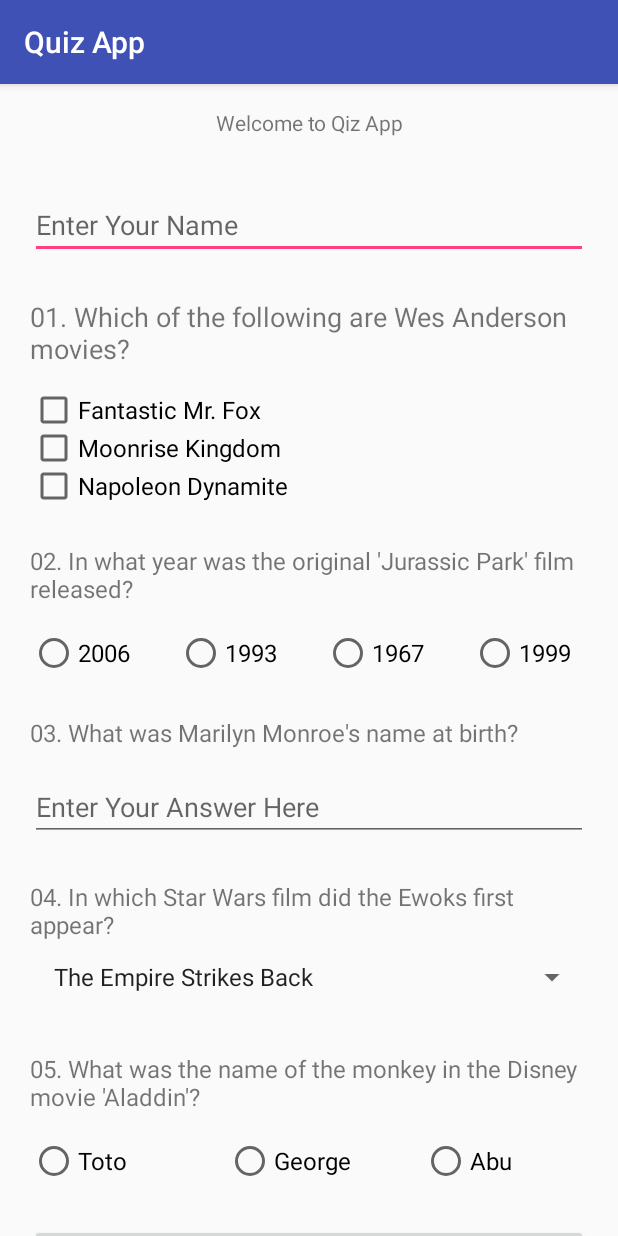
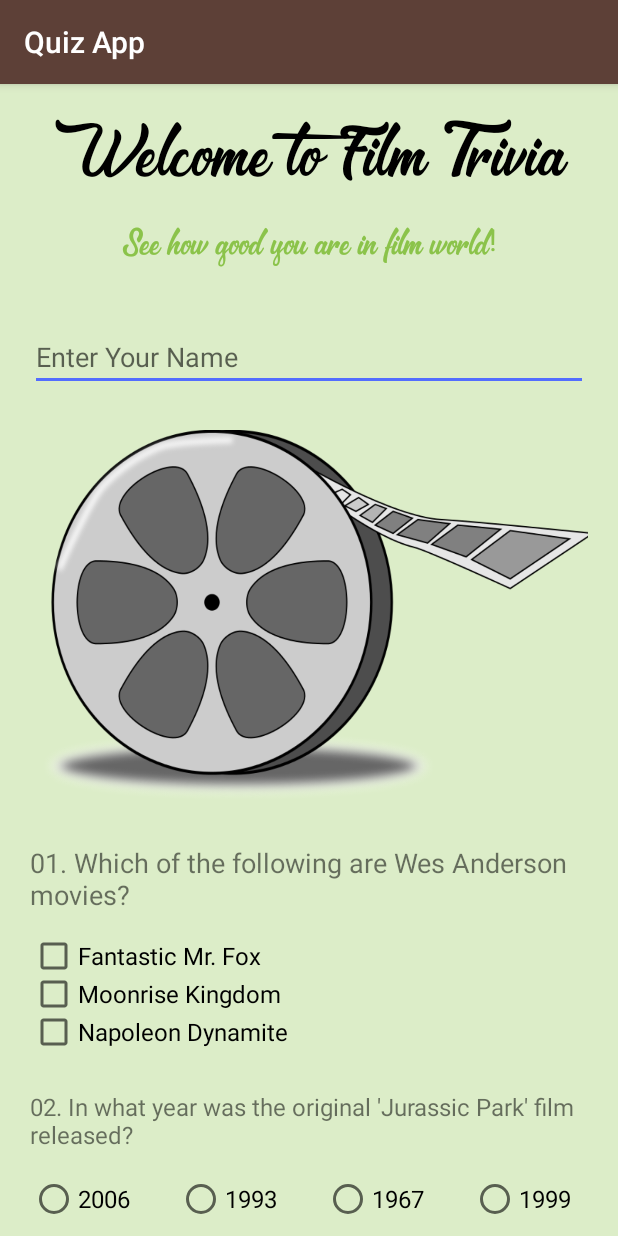
Before and after one commit to DorisCCLin/Grow-with-Google-Projects-Android-Basics-, an Android app: the screen it shows after launch (MainActivity), on a phone screen of 412 x 824 dp. Run offline under Robolectric (Android 15) with nearby library versions, the phone set to English and light mode, and no system bars.

Commit message:
quiz app added

```diff
--- a/QuizApp/app/src/main/res/layout/activity_main.xml
+++ b/QuizApp/app/src/main/res/layout/activity_main.xml
@@ -7,23 +7,35 @@
     tools:context="com.example.android.quizapp.MainActivity">
     <ScrollView
         android:layout_width="match_parent"
-        android:layout_height="match_parent">
+        android:layout_height="match_parent"
+        android:background="#DCEDC8">
         <LinearLayout
-            android:isScrollContainer="true"
             android:layout_width="match_parent"
             android:layout_height="match_parent"
             android:orientation="vertical"
             android:layout_marginLeft="20dp"
-            android:layout_marginRight="20dp"
-            >
+            android:layout_marginRight="20dp">
 
             <TextView
                 android:layout_width="match_parent"
                 android:layout_height="wrap_content"
-                android:text="Welcome to Qiz App"
+                android:text="Welcome to Film Trivia"
+                android:fontFamily="@font/matchmaker"
+                android:textColor="#000000"
+                android:textSize="40sp"
                 android:textAlignment="center"
+                android:layout_marginBottom="10dp"
+                android:layout_marginTop="16dp" />
+
+            <TextView
+                android:layout_width="match_parent"
+                android:layout_height="wrap_content"
                 android:layout_marginBottom="36dp"
-                android:layout_marginTop="16dp" />
+                android:fontFamily="@font/matchmaker"
+                android:text="See how good you are in film world!"
+                android:textAlignment="center"
+                android:textColor="#8BC34A"
+                android:textSize="20sp" />
 
             <EditText
                 android:id="@+id/name_text"
@@ -31,6 +43,13 @@
                 android:layout_height="wrap_content"
                 android:hint="Enter Your Name"
                 android:inputType="textCapWords" />
+            <ImageView
+                android:id="@+id/result_image"
+                android:layout_width="wrap_content"
+                android:layout_height="250dp"
+                android:scaleType="centerCrop"
+                android:layout_marginTop="26dp"
+                android:src="@drawable/cinema" />
 
             <TextView
                 android:layout_width="match_parent"
@@ -154,22 +173,24 @@
                 android:layout_marginTop="26dp" />
 
             <RadioGroup
+                android:id="@+id/aladdin"
                 android:layout_width="match_parent"
                 android:layout_height="match_parent"
                 android:orientation="horizontal"
                 android:textSize="16sp"
                 android:layout_marginTop="16dp">
                 <RadioButton
-                    android:id="@+id/radio_button"
+                    android:id="@+id/toto"
                     android:layout_width="0dp"
                     android:layout_weight='1'
+                    android:layout_marginEnd="20dp"
                     android:layout_marginRight="20dp"
                     android:textSize="16sp"
                     android:layout_height="wrap_content"
                     android:text="Toto"
                     android:textAppearance="?android:textAppearanceMedium" />
                 <RadioButton
-
+                    android:id="@+id/george"
                     android:layout_marginRight="20dp"
                     android:textSize="16sp"
                     android:layout_width="0dp"
@@ -179,7 +200,7 @@
                     android:textAppearance="?android:textAppearanceMedium" />
 
                 <RadioButton
-
+                    android:id="@+id/abu"
                     android:layout_width="0dp"
                     android:layout_weight='1'
                     android:layout_height="wrap_content"
@@ -190,22 +211,59 @@
 
             <Button
                 android:id="@+id/submit"
+                android:background="#FFC107"
                 android:onClick="checkResult"
+                android:textColor="#FFFFFF"
                 android:layout_width="match_parent"
                 android:layout_height="wrap_content"
                 android:layout_marginTop="26dp"
+                android:textSize="26sp"
+                android:layout_marginBottom="26dp"
                 android:text="Submit" />
 
+        <LinearLayout
+            android:id="@+id/result_area"
+            android:layout_width="match_parent"
+            android:visibility= "gone"
+            android:layout_height="match_parent"
+            android:orientation="vertical"
+            >
+
             <TextView
-                android:id="@+id/result"
+                android:id="@+id/reminder"
+                android:layout_width="match_parent"
+                android:layout_height="wrap_content"
+                android:layout_marginTop="26dp"
+                android:layout_marginBottom="26dp"
+                android:textSize="26sp"
+                android:text="Scroll down to see your result:" />
+
+            <ImageView
+                android:id="@+id/result_image"
+                android:layout_width="wrap_content"
+                android:layout_height="wrap_content"
+                android:scaleType="centerCrop"
+                android:layout_marginTop="26dp"
+                />
+            <TextView
+                android:id="@+id/result_text"
                 android:layout_width="match_parent"
                 android:layout_height="wrap_content"
                 android:text=""
-                android:textAlignment="center"
-                android:textSize="16sp"
-                android:layout_marginTop="36dp" />
+                android:textSize="36sp"
+                android:layout_marginTop="20dp" />
 
+            <Button
+                android:id="@+id/reset"
+                android:onClick="reset"
+                android:layout_width="match_parent"
+                android:layout_height="wrap_content"
+                android:layout_marginTop="36dp"
+                android:textSize="26sp"
+                android:background="#00BCD4"
+                android:text="Replay" />
 
+        </LinearLayout>
 
 
         </LinearLayout>
--- a/QuizApp/app/src/main/res/values/strings.xml
+++ b/QuizApp/app/src/main/res/values/strings.xml
@@ -1,6 +1,7 @@
 <resources>
     <string name="app_name">Quiz App</string>
     <string-array name="Q3Array">
+        <item>Select an answer</item>
         <item>The Empire Strikes Back</item>
         <item>Return of the Jedi</item>
         <item>Attack of the Clones</item>
--- a/QuizApp/app/src/main/res/values/styles.xml
+++ b/QuizApp/app/src/main/res/values/styles.xml
@@ -3,9 +3,11 @@
     <!-- Base application theme. -->
     <style name="AppTheme" parent="Theme.AppCompat.Light.DarkActionBar">
         <!-- Customize your theme here. -->
-        <item name="colorPrimary">@color/colorPrimary</item>
-        <item name="colorPrimaryDark">@color/colorPrimaryDark</item>
-        <item name="colorAccent">@color/colorAccent</item>
+        <item name="colorPrimary">#5D4037</item>
+        <item name="colorPrimaryDark">#5D4037</item>
+        <item name="colorAccent">#536DFE</item>
+        <!-- Base application theme. -->
+
     </style>
 
 </resources>
```
Also changed, not shown: QuizApp/app/src/main/java/com/example/android/quizapp/MainActivity.java (+89 -12 lines), QuizApp/app/src/main/res/drawable/cinema.png (added), QuizApp/app/src/main/res/drawable/expert.gif (added), QuizApp/app/src/main/res/drawable/help.gif (added), QuizApp/app/src/main/res/drawable/keep.gif (added), QuizApp/app/src/main/res/font/matchmaker.ttf (added).
